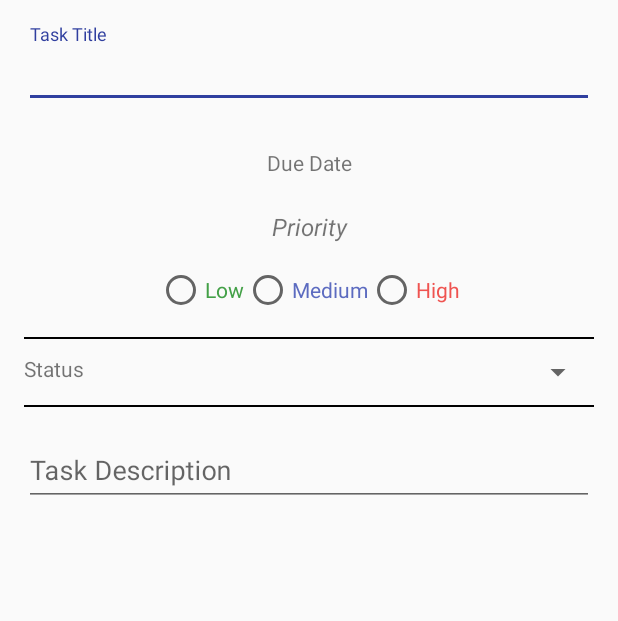
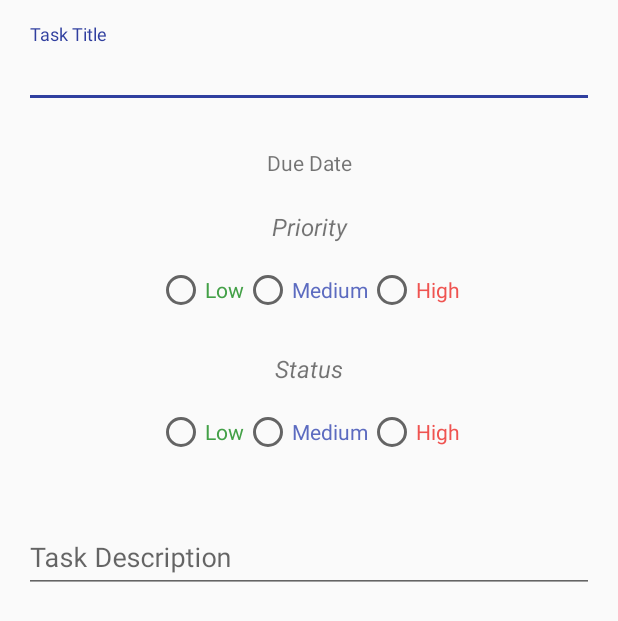
Before and after one commit to Mario0419/To-Do-App-Android, an Android app: the layout content_edit_item.xml on its own in the app's theme, with its tools: preview values and no code run, on a phone screen of 412 x 824 dp. Shown: the top 621 px of the screen. Run offline under Robolectric (Android 15) with nearby library versions, the phone set to English and light mode, and no system bars.

Commit message:
Added 2nd radio group

```diff
--- a/app/src/main/res/layout/content_edit_item.xml
+++ b/app/src/main/res/layout/content_edit_item.xml
@@ -95,38 +95,56 @@
             </RadioGroup>
         </LinearLayout>
 
-        <View
-            android:layout_width="match_parent"
-            android:layout_height="1dp"
-            android:background="#000000"/>
 
 
         <LinearLayout
-            android:orientation="horizontal"
+            android:orientation="vertical"
             android:layout_width="match_parent"
             android:layout_height="wrap_content"
             android:layout_marginTop="10dp"
             android:layout_marginBottom="10dp">
 
             <TextView
-                android:layout_width="wrap_content"
+                android:layout_width="match_parent"
                 android:layout_height="wrap_content"
-                android:paddingRight="150dp"
+                android:textStyle="italic"
+                android:textAlignment="center"
+                android:textSize="16dp"
                 android:text="Status"/>
 
-            <android.support.v7.widget.AppCompatSpinner
-                android:id="@+id/spinner_status"
+            <RadioGroup
+                android:id="@+id/radio_group_status"
                 android:layout_width="match_parent"
                 android:layout_height="wrap_content"
-                android:textAlignment="textEnd"
-                android:gravity="end">
-            </android.support.v7.widget.AppCompatSpinner>
+                android:gravity="center_horizontal"
+                android:paddingTop="15dp"
+                android:paddingBottom="15dp"
+                android:orientation="horizontal">
+
+                <RadioButton
+                    android:id="@+id/radio_button_todo_status"
+                    android:layout_width="wrap_content"
+                    android:layout_height="wrap_content"
+                    android:text="@string/low"
+                    android:onClick="onRadioButtonClicked"
+                    android:textColor="@color/greenMaterial"/>
+                <RadioButton
+                    android:id="@+id/radio_button_hold_status"
+                    android:layout_width="wrap_content"
+                    android:layout_height="wrap_content"
+                    android:text="@string/medium"
+                    android:onClick="onRadioButtonClicked"
+                    android:textColor="@color/indigoMaterial"/>
+                <RadioButton
+                    android:id="@+id/radio_button_complete_status"
+                    android:layout_width="wrap_content"
+                    android:layout_height="wrap_content"
+                    android:text="@string/high"
+                    android:onClick="onRadioButtonClicked"
+                    android:textColor="@color/redMaterial"/>
+
+            </RadioGroup>
         </LinearLayout>
-
-        <View
-            android:layout_width="match_parent"
-            android:layout_height="1dp"
-            android:background="#000000"/>
 
         <android.support.design.widget.TextInputLayout
             android:layout_width="match_parent"
```
Also changed, not shown: app/src/main/java/com/mx3studios/to_do/EditItemActivity.java (+60 -25 lines), 1 other file.
